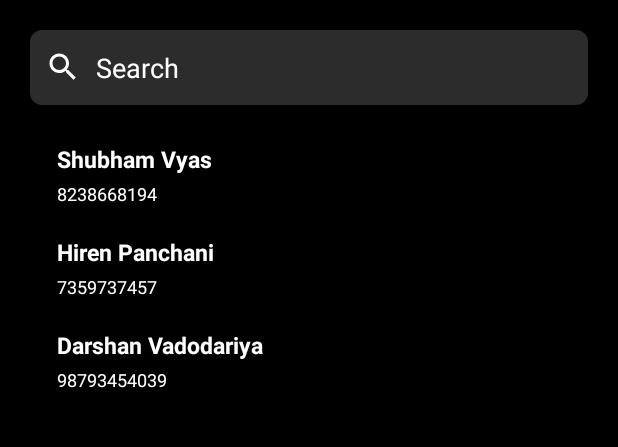
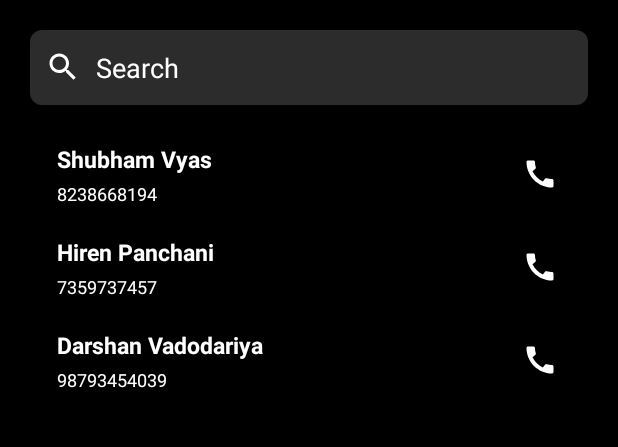
Before and after one commit to encycode/oneTimeContacts, an Android app: the screen it shows after launch (MainActivity), on a phone screen of 412 x 824 dp, the part 84-531 px from its top. Run offline under Robolectric (Android 15) with nearby library versions, the phone set to English and light mode, and no system bars; our stand-ins replace Room's generated code; libraries missing offline, so code that uses them is left out: it.xabaras.android.

Commit message:
Wtsp shortcut added

```diff
--- a/app/src/main/java/com/encycode/onetimecontact/MainActivity.java
+++ b/app/src/main/java/com/encycode/onetimecontact/MainActivity.java
@@ -92,9 +92,10 @@ public class MainActivity extends AppCompatActivity {
                 }
                 if(direction == ItemTouchHelper.RIGHT)
                 {
-                    String phone = adapter.getContactAt(viewHolder.getAdapterPosition()).getMobileNumber();
-                    Intent intent = new Intent(Intent.ACTION_DIAL, Uri.fromParts("tel", phone, null));
-                    startActivity(intent);
+                    String url = "https://api.whatsapp.com/send?phone=91"+adapter.getContactAt(viewHolder.getAdapterPosition()).getMobileNumber();
+                    Intent i = new Intent(Intent.ACTION_VIEW);
+                    i.setData(Uri.parse(url));
+                    startActivity(i);
                     adapter.notifyItemChanged(viewHolder.getAdapterPosition());
                 }
             }
@@ -105,7 +106,7 @@ public class MainActivity extends AppCompatActivity {
                         .addSwipeLeftBackgroundColor(ContextCompat.getColor(MainActivity.this,R.color.red))
                         .addSwipeLeftActionIcon(R.drawable.delete_bg)
                         .addSwipeRightBackgroundColor(ContextCompat.getColor(MainActivity.this,R.color.lightgreen))
-                        .addSwipeRightActionIcon(R.drawable.call)
+                        .addSwipeRightActionIcon(R.drawable.whatsapp)
                         .create()
                         .decorate();
                 super.onChildDraw(c, recyclerView, viewHolder, dX, dY, actionState, isCurrentlyActive);
@@ -138,4 +139,8 @@ public class MainActivity extends AppCompatActivity {
             Toast.makeText(this, "Contact saving error", Toast.LENGTH_SHORT).show();
         }
     }
+
+    public void makeCall(String phone) {
+
+    }
 }
--- a/app/src/main/java/com/encycode/onetimecontact/adapter/ContactAdapter.java
+++ b/app/src/main/java/com/encycode/onetimecontact/adapter/ContactAdapter.java
@@ -1,5 +1,7 @@
 package com.encycode.onetimecontact.adapter;
 
+import android.content.Intent;
+import android.net.Uri;
 import android.view.LayoutInflater;
 import android.view.View;
 import android.view.ViewGroup;
@@ -9,6 +11,7 @@ import android.widget.TextView;
 import androidx.annotation.NonNull;
 import androidx.recyclerview.widget.RecyclerView;
 
+import com.encycode.onetimecontact.MainActivity;
 import com.encycode.onetimecontact.R;
 import com.encycode.onetimecontact.entity.Contact;
 
@@ -28,10 +31,19 @@ public class ContactAdapter extends RecyclerView.Adapter<ContactAdapter.ContactH
     }
 
     @Override
-    public void onBindViewHolder(@NonNull ContactHolder holder, int position) {
-        Contact currentContact = contacts.get(position);
+    public void onBindViewHolder(@NonNull final ContactHolder holder, int position) {
+        final Contact currentContact = contacts.get(position);
         holder.fullName.setText(new StringBuilder().append(currentContact.getFirstName()).append(" ").append(currentContact.getLastName()).toString());
         holder.mobileNumber.setText(currentContact.getMobileNumber());
+
+        holder.call.setOnClickListener(new View.OnClickListener() {
+            @Override
+            public void onClick(View v) {
+                String phone = currentContact.getMobileNumber();
+                Intent intent = new Intent(Intent.ACTION_DIAL, Uri.fromParts("tel", phone, null));
+                holder.itemView.getContext().startActivity(intent);
+            }
+        });
 
     }
 
@@ -53,11 +65,13 @@ public class ContactAdapter extends RecyclerView.Adapter<ContactAdapter.ContactH
     class ContactHolder extends RecyclerView.ViewHolder{
         private TextView fullName;
         private TextView mobileNumber;
+        private ImageButton call;
 
         public ContactHolder(@NonNull View itemView) {
             super(itemView);
             fullName = itemView.findViewById(R.id.fullName);
             mobileNumber = itemView.findViewById(R.id.mobileNumber);
+            call = itemView.findViewById(R.id.callButton);
         }
     }
 }
--- a/app/src/main/res/layout/contact_item.xml
+++ b/app/src/main/res/layout/contact_item.xml
@@ -4,10 +4,15 @@
     xmlns:tools="http://schemas.android.com/tools"
     android:layout_width="match_parent"
     android:layout_height="wrap_content"
-    android:orientation="vertical"
-    android:padding="10dp"
     android:layout_marginHorizontal="20dp"
-    android:background="@drawable/card_bg">
+    android:background="@drawable/card_bg"
+    android:orientation="horizontal"
+    android:padding="10dp">
+
+    <LinearLayout
+        android:layout_width="wrap_content"
+        android:layout_height="wrap_content"
+        android:orientation="vertical">
 
         <TextView
             android:id="@+id/fullName"
@@ -25,9 +30,24 @@
             android:layout_height="wrap_content"
             android:layout_marginStart="8dp"
             android:layout_marginTop="4dp"
+            android:text="8238668194"
             android:textColor="@color/white"
-                android:textSize="12sp"
-                android:text="8238668194" />
-
+            android:textSize="12sp" />
 
     </LinearLayout>
+
+    <LinearLayout
+        android:layout_width="match_parent"
+        android:layout_height="match_parent"
+        android:gravity="right|center_vertical">
+
+        <ImageButton
+            android:id="@+id/callButton"
+            android:layout_width="wrap_content"
+            android:layout_height="wrap_content"
+            android:background="@color/transparent"
+            android:layout_marginRight="10dp"
+            android:src="@drawable/call" />
+    </LinearLayout>
+
+</LinearLayout>
--- a/app/src/main/res/values/colors.xml
+++ b/app/src/main/res/values/colors.xml
@@ -8,5 +8,5 @@
     <color name="white">#ffffff</color>
     <color name="lightGrey">#6C6C6C</color>
     <color name="red">#F33939</color>
-    <color name="lightgreen">#33DC0C</color>
+    <color name="lightgreen">#00881E</color>
 </resources>
```
Also changed, not shown: app/src/main/res/drawable/whatsapp.png. Lines whose indentation alone changed are shown as unchanged.
